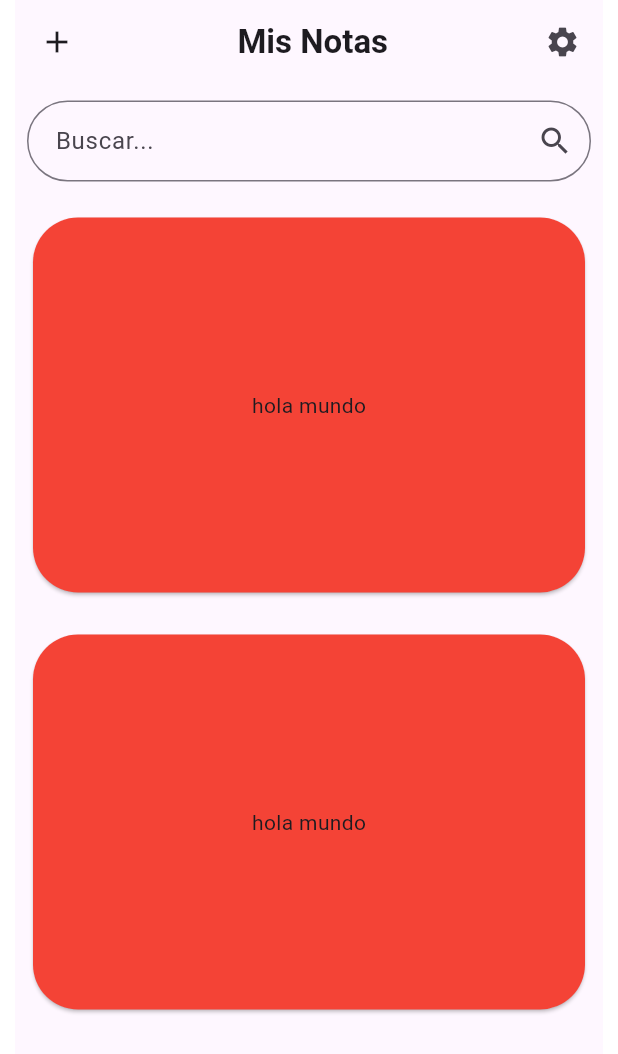
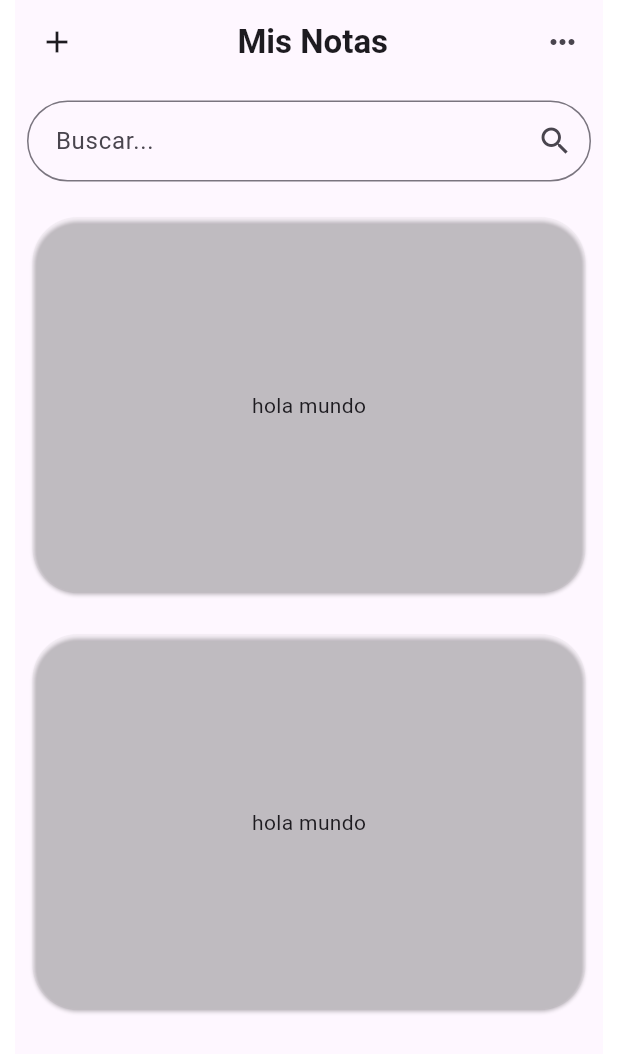
Before and after one commit to gonzacabrera2506/notapp, a Flutter app: the screen it shows after launch, on a phone screen of 412 x 824 dp. Shown: the top 1054 px of the screen. Run offline on Flutter 3.47's test engine with Material 2 defaults, Android fonts, the phone set to English and light mode, and no system bars; our stand-ins replace go_router.

Commit message:
ADD: popmenuitem on homescreen

```diff
--- a/lib/presentation/screens/home_screen.dart
+++ b/lib/presentation/screens/home_screen.dart
@@ -5,6 +5,17 @@ class HomeScreen extends StatelessWidget {
 
   @override
   Widget build(BuildContext context) {
+    final List<Widget> menuButtons = [
+      const _IconTextWidget(
+        iconData: Icons.list,
+        text: 'Lista de notas',
+      ),
+      const _IconTextWidget(
+        iconData: Icons.delete,
+        text: 'Eliminar nota',
+      ),
+      // Agrega más elementos de menú según sea necesario
+    ];
     return Padding(
       padding: const EdgeInsets.symmetric(horizontal: 10),
       child: Scaffold(
@@ -21,10 +32,7 @@ class HomeScreen extends StatelessWidget {
           actions: [
             Padding(
               padding: const EdgeInsets.only(right: 3),
-              child: IconButton(
-                onPressed: () {},
-                icon: const Icon(Icons.settings),
-              ),
+              child: _PopupMenuButton(menuButtons: menuButtons),
             )
           ],
         ),
@@ -48,7 +56,6 @@ class HomeScreen extends StatelessWidget {
             const SizedBox(
               height: 20,
             ),
-            // ignore: prefer_const_constructors
             _NoteCard(),
             const SizedBox(
               height: 20,
@@ -61,13 +68,62 @@ class HomeScreen extends StatelessWidget {
   }
 }
 
+class _IconTextWidget extends StatelessWidget {
+  final IconData iconData;
+  final String text;
+
+  const _IconTextWidget({
+    Key? key,
+    required this.iconData,
+    required this.text,
+  }) : super(key: key);
+
+  @override
+  Widget build(BuildContext context) {
+    return Row(
+      mainAxisSize: MainAxisSize.min,
+      children: [
+        Icon(iconData),
+        // ignore: prefer_const_constructors
+        SizedBox(width: 8), // Espacio entre el icono y el texto
+        Text(
+          text,
+        ),
+      ],
+    );
+  }
+}
+
+class _PopupMenuButton extends StatelessWidget {
+  const _PopupMenuButton({
+    required this.menuButtons,
+  });
+
+  final List<Widget> menuButtons;
+
+  @override
+  Widget build(BuildContext context) {
+    return PopupMenuButton<String>(
+      itemBuilder: (BuildContext context) {
+        return menuButtons.map((Widget menuButton) {
+          return PopupMenuItem<String>(
+            value: 'menuItem',
+            child: menuButton,
+          );
+        }).toList();
+      },
+      icon: const Icon(Icons.more_horiz),
+    );
+  }
+}
+
 class _NoteCard extends StatelessWidget {
   @override
   Widget build(BuildContext context) {
     //final Size size = MediaQuery.of(context).size;
 
     return const Card(
-      color: Colors.red,
+      color: Colors.white10,
       shape: RoundedRectangleBorder(
           borderRadius: BorderRadius.all(
         Radius.circular(30),
```
